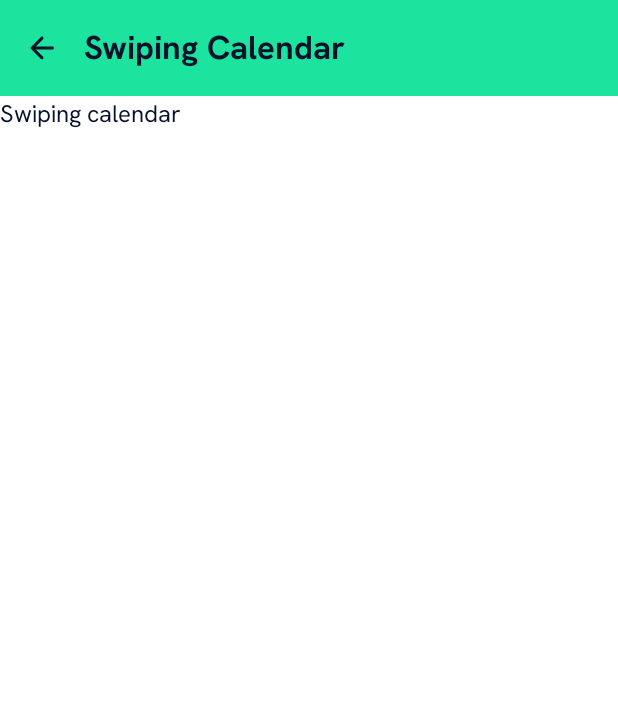
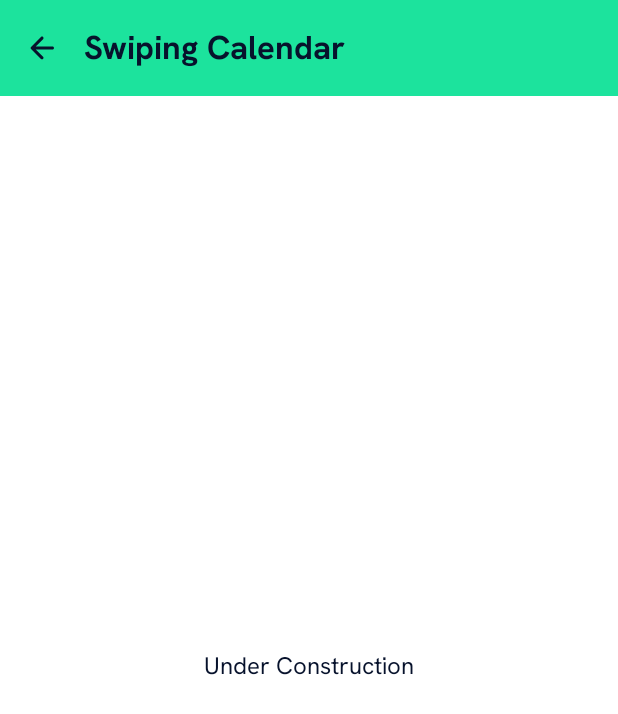
Before and after one commit to prabhatsdp/compose-playground, an Android app built with Jetpack Compose: the SwipingCalendarScreen screen opened through its navigation route, on a phone screen of 412 x 824 dp. Shown: the top 714 px of the screen. Run offline under Robolectric (Android 15) with nearby library versions, the phone set to English and light mode, and no system bars; our stand-ins replace Dagger/Hilt's generated code.

Commit message:
Add under construction label in swipe calendar

```diff
--- a/app/src/main/java/dev/prabhatpandey/composeplayground/features/calendar/ui/SwipingCalendarScreen.kt
+++ b/app/src/main/java/dev/prabhatpandey/composeplayground/features/calendar/ui/SwipingCalendarScreen.kt
@@ -7,6 +7,7 @@ import androidx.compose.material3.ExperimentalMaterial3Api
 import androidx.compose.material3.Scaffold
 import androidx.compose.material3.Text
 import androidx.compose.runtime.Composable
+import androidx.compose.ui.Alignment
 import androidx.compose.ui.Modifier
 
 /**
@@ -25,8 +26,7 @@ fun SwipingCalendarScreen() {
                 .fillMaxSize()
                 .padding(it)
         ) {
-            Text(text = "Swiping calendar")
-
+            Text(text = "Under Construction", modifier = Modifier.align(Alignment.Center))
         }
     }
 }
```
